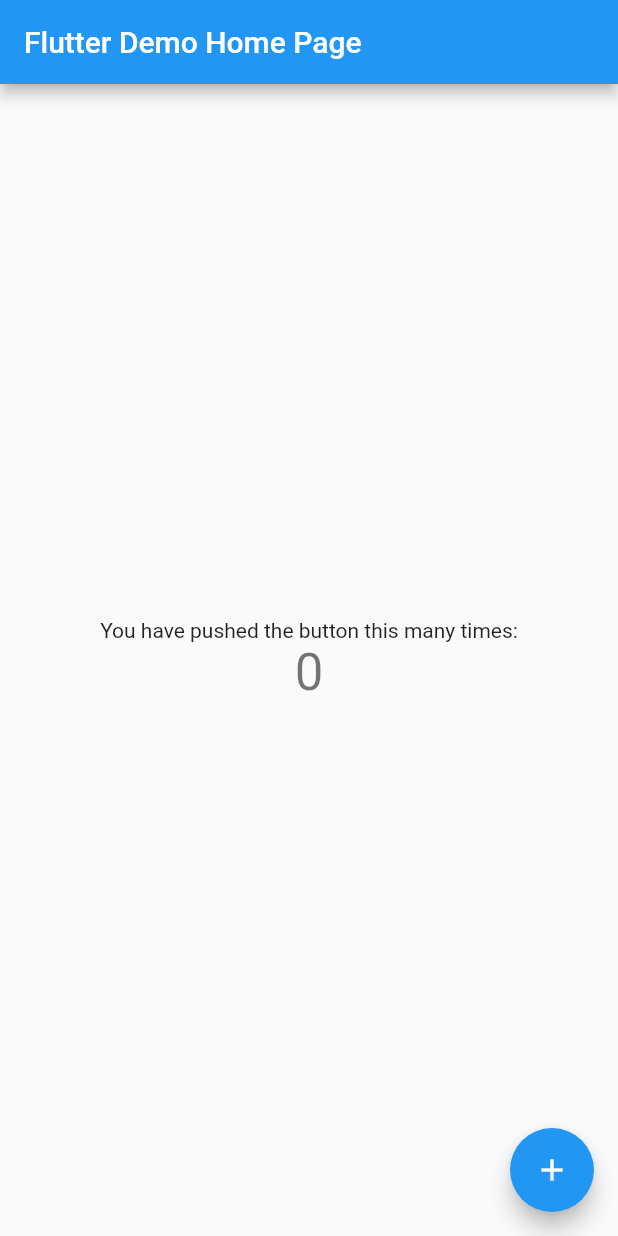
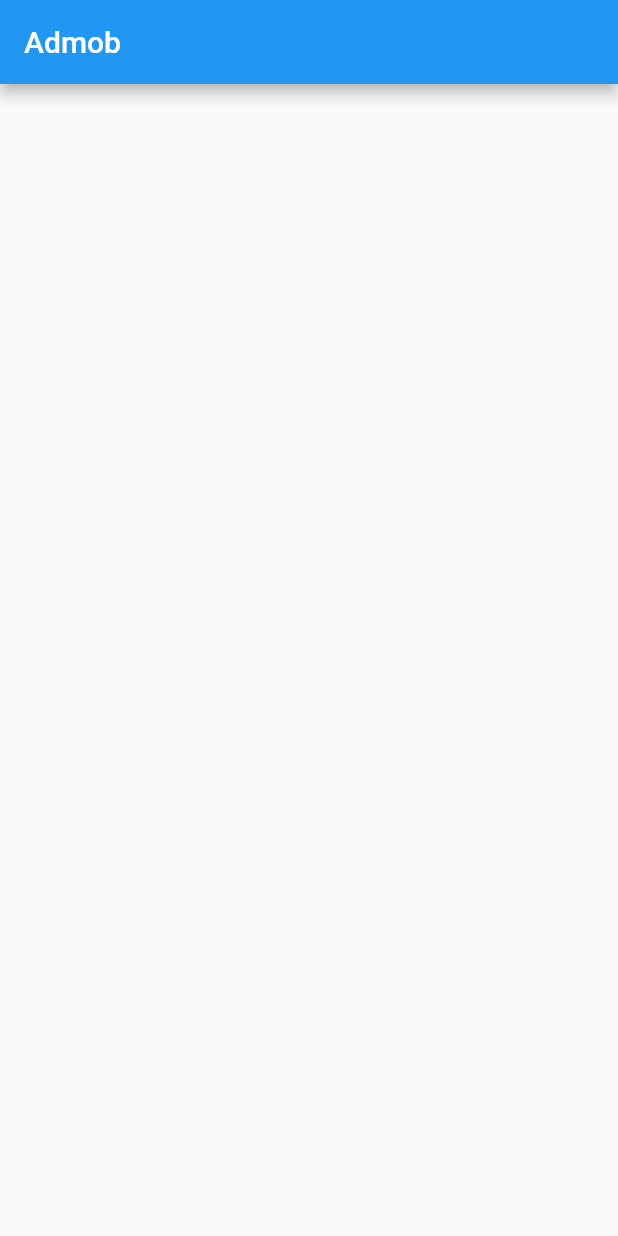
Before and after one commit to K-Hayashi884/Poker-MultiTool, a Flutter app: the screen it shows after launch, on a phone screen of 412 x 824 dp. Run offline on Flutter 3.47's test engine with Material 2 defaults, Android fonts, the phone set to English and light mode, and no system bars; drawn by our look-alikes of google_mobile_ads; network calls fail.

Commit message:
admobの導入

```diff
--- /dev/null
+++ b/poker_multi_tool/lib/admob.dart
@@ -0,0 +1,15 @@
+import 'dart:io';
+
+String getTestAdBannerUnitId() {
+  String testBannerUnitId = "";
+  if (Platform.isAndroid) {
+    // Android のとき
+    testBannerUnitId =
+        "ca-app-pub-3940256099942544/6300978111"; // Androidのデモ用バナー広告ID
+  } else if (Platform.isIOS) {
+    // iOSのとき
+    testBannerUnitId =
+        "ca-app-pub-3940256099942544/2934735716"; // iOSのデモ用バナー広告ID
+  }
+  return testBannerUnitId;
+}
--- a/poker_multi_tool/lib/main.dart
+++ b/poker_multi_tool/lib/main.dart
@@ -1,6 +1,10 @@
 import 'package:flutter/material.dart';
+import 'package:google_mobile_ads/google_mobile_ads.dart';
+import 'package:poker_multi_tool/admob.dart';
 
 void main() {
+  WidgetsFlutterBinding.ensureInitialized();
+  MobileAds.instance.initialize();
   runApp(const MyApp());
 }
 
@@ -24,92 +28,36 @@
         // is not restarted.
         primarySwatch: Colors.blue,
       ),
-      home: const MyHomePage(title: 'Flutter Demo Home Page'),
+      home: const Home(),
     );
   }
 }
 
-class MyHomePage extends StatefulWidget {
-  const MyHomePage({super.key, required this.title});
-
-  // This widget is the home page of your application. It is stateful, meaning
-  // that it has a State object (defined below) that contains fields that affect
-  // how it looks.
-
-  // This class is the configuration for the state. It holds the values (in this
-  // case the title) provided by the parent (in this case the App widget) and
-  // used by the build method of the State. Fields in a Widget subclass are
-  // always marked "final".
-
-  final String title;
-
-  @override
-  State<MyHomePage> createState() => _MyHomePageState();
-}
-
-class _MyHomePageState extends State<MyHomePage> {
-  int _counter = 0;
-
-  void _incrementCounter() {
-    setState(() {
-      // This call to setState tells the Flutter framework that something has
-      // changed in this State, which causes it to rerun the build method below
-      // so that the display can reflect the updated values. If we changed
-      // _counter without calling setState(), then the build method would not be
-      // called again, and so nothing would appear to happen.
-      _counter++;
-    });
-  }
+class Home extends StatelessWidget {
+  const Home({super.key});
 
   @override
   Widget build(BuildContext context) {
-    // This method is rerun every time setState is called, for instance as done
-    // by the _incrementCounter method above.
-    //
-    // The Flutter framework has been optimized to make rerunning build methods
-    // fast, so that you can just rebuild anything that needs updating rather
-    // than having to individually change instances of widgets.
+    BannerAd myBanner = BannerAd(
+      listener: BannerAdListener(
+        onAdFailedToLoad: (Ad ad, LoadAdError error) {},
+        onAdLoaded: (_) {},
+      ),
+      size: AdSize.banner,
+      adUnitId: getTestAdBannerUnitId(),
+      request: const AdRequest(),
+    )..load();
+
     return Scaffold(
       appBar: AppBar(
-        // Here we take the value from the MyHomePage object that was created by
-        // the App.build method, and use it to set our appbar title.
-        title: Text(widget.title),
+        title: const Text('Admob'),
       ),
-      body: Center(
-        // Center is a layout widget. It takes a single child and positions it
-        // in the middle of the parent.
-        child: Column(
-          // Column is also a layout widget. It takes a list of children and
-          // arranges them vertically. By default, it sizes itself to fit its
-          // children horizontally, and tries to be as tall as its parent.
-          //
-          // Invoke "debug painting" (press "p" in the console, choose the
-          // "Toggle Debug Paint" action from the Flutter Inspector in Android
-          // Studio, or the "Toggle Debug Paint" command in Visual Studio Code)
-          // to see the wireframe for each widget.
-          //
-          // Column has various properties to control how it sizes itself and
-          // how it positions its children. Here we use mainAxisAlignment to
-          // center the children vertically; the main axis here is the vertical
-          // axis because Columns are vertical (the cross axis would be
-          // horizontal).
-          mainAxisAlignment: MainAxisAlignment.center,
-          children: <Widget>[
-            const Text(
-              'You have pushed the button this many times:',
-            ),
-            Text(
-              '$_counter',
-              style: Theme.of(context).textTheme.headlineMedium,
-            ),
-          ],
+      bottomNavigationBar: SizedBox(
+        height: 50,
+        child: AdWidget(
+          ad: myBanner,
         ),
       ),
-      floatingActionButton: FloatingActionButton(
-        onPressed: _incrementCounter,
-        tooltip: 'Increment',
-        child: const Icon(Icons.add),
-      ), // This trailing comma makes auto-formatting nicer for build methods.
     );
   }
 }
```
Also changed, not shown: poker_multi_tool/pubspec.yaml (+3 -4 lines), 13 other files.
